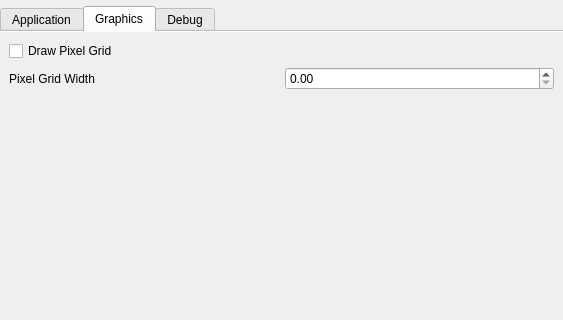
Above: src/ui/SettingsDialog.ui from Zipeerix/capy-art-studio before the change; both pictures show x 0 to 563 and y 0 to 320 of the 563 by 534 pixel window. Below: the same form after it.
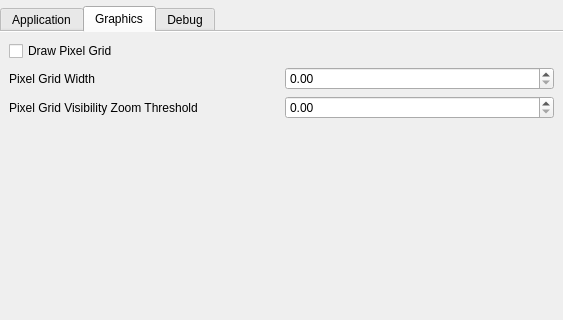
That is the form after the change. Icons and pictures are not drawn.

Commit message: CAS-10: Grid improvements

Diff of the .ui file:
```diff
--- a/src/ui/SettingsDialog.ui
+++ b/src/ui/SettingsDialog.ui
@@ -104,6 +104,20 @@
                                     </item>
                                 </layout>
                             </item>
+       <item>
+        <layout class="QHBoxLayout" name="horizontalLayout_5">
+         <item>
+          <widget class="QLabel" name="label_2">
+           <property name="text">
+            <string>Pixel Grid Visibility Zoom Threshold</string>
+           </property>
+          </widget>
+         </item>
+         <item>
+          <widget class="QDoubleSpinBox" name="pixelGridZoomThresholdSpinbox"/>
+         </item>
+        </layout>
+       </item>
                             <item>
                                 <spacer name="verticalSpacer_3">
                                     <property name="orientation">
```
Left out of the diff: 3 changed lines with no effect on the pictures. Lines whose indentation alone changed are shown as unchanged. The commit also changes 14 other files.
